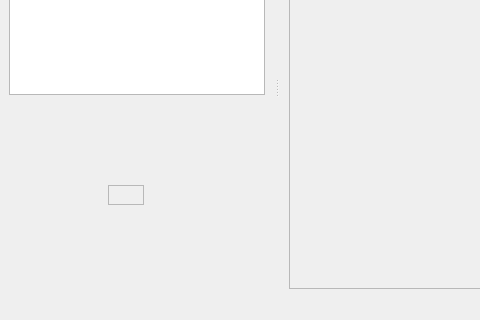
The window that ui/MainWindow.ui (ImageProcessing-ElectronicPublications/scantailor-deviant) describes before a commit, drawn with Qt 5; both pictures show x 0 to 480 and y 144 to 464 of the 783 by 464 pixel window.
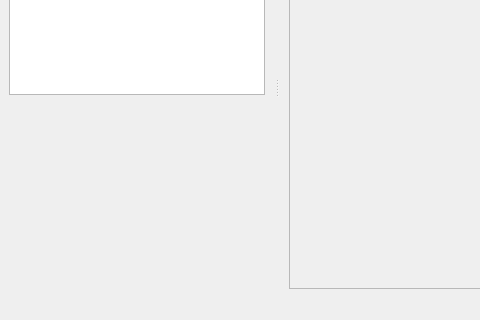
The same window after the commit. Icons and pictures are not drawn. Custom widgets are drawn as their Qt base class.

The edit to the form file:
```diff
--- a/ui/MainWindow.ui
+++ b/ui/MainWindow.ui
@@ -347,11 +347,8 @@
                <property name="statusTip">
                 <string>Position of the selected page in current order</string>
                </property>
-               <property name="frameShape">
-                <enum>QFrame::StyledPanel</enum>
-               </property>
-               <property name="text">
-                <string/>
+               <property name="textInteractionFlags">
+                <set>Qt::LinksAccessibleByMouse|Qt::TextSelectableByMouse</set>
                </property>
               </widget>
              </item>
```
Left out of the diff: 10 changed lines with no effect on the pictures.
